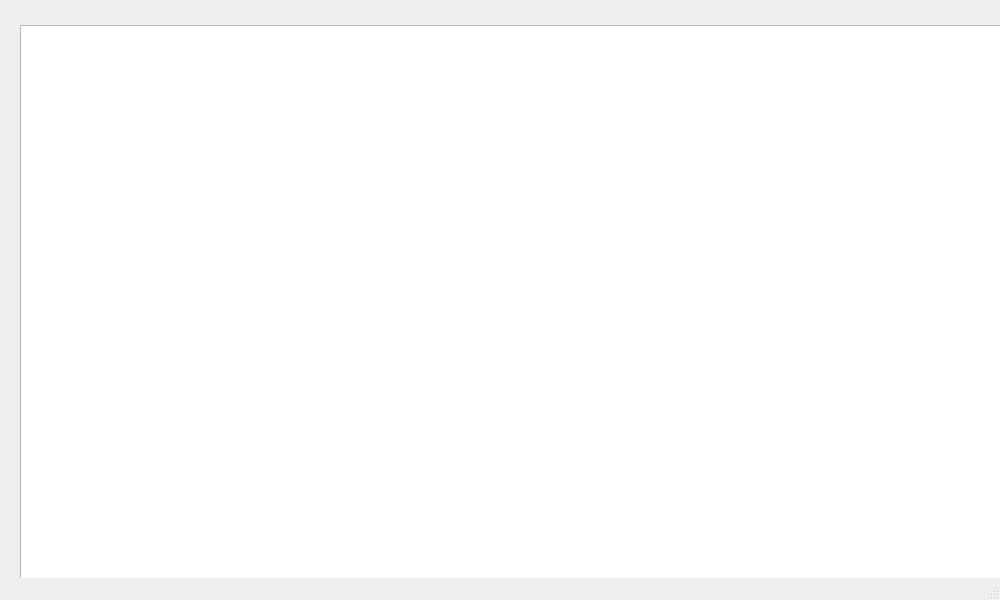
This is Pruebas/Prototipo_personaje/mainwindow.ui in Juandiego88/ProyectoFinal-info2 as Qt 5 draws it before an edit. The edited form follows.
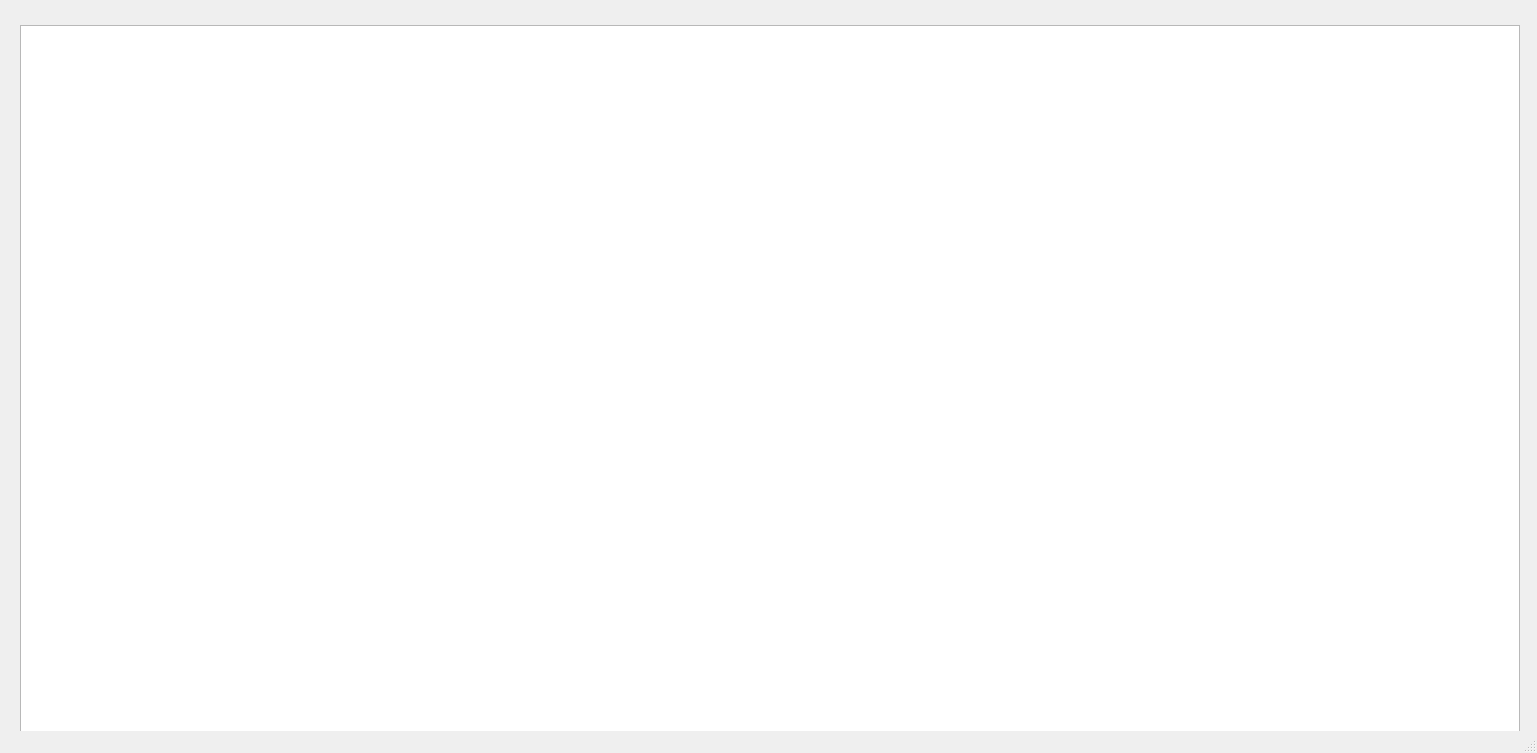
This is the edited form.

```diff
--- a/Pruebas/Prototipo_personaje/mainwindow.ui
+++ b/Pruebas/Prototipo_personaje/mainwindow.ui
@@ -6,8 +6,8 @@
    <rect>
     <x>0</x>
     <y>0</y>
-    <width>1000</width>
-    <height>600</height>
+    <width>1537</width>
+    <height>753</height>
    </rect>
   </property>
   <property name="windowTitle">
```
Left out of the diff: 4 changed lines with no effect on the pictures.
